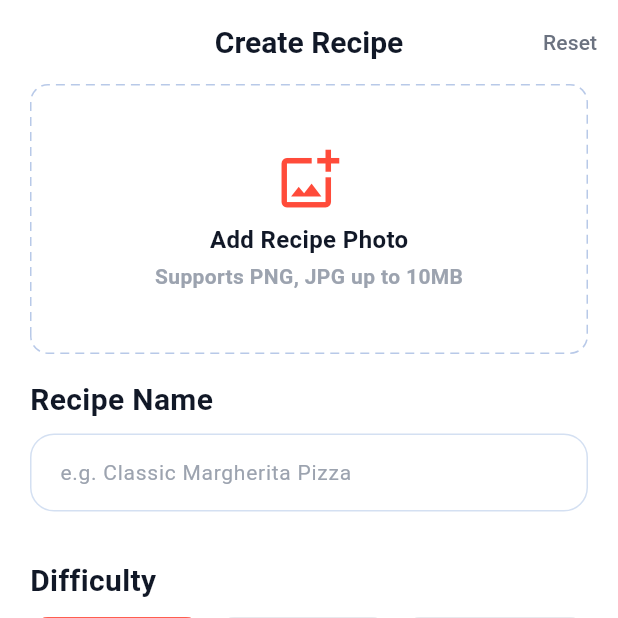
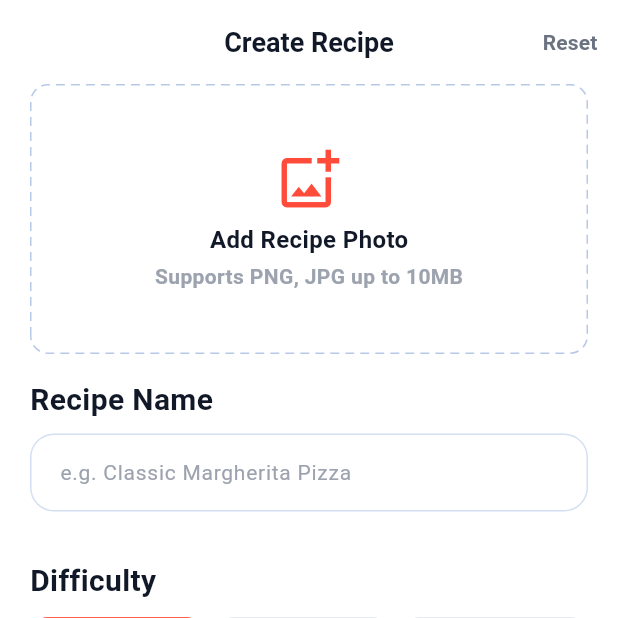
Before and after one commit to talhahdev2025/quick_bite, a Flutter app: the AddRecipeScreen screen opened by its route, on a phone screen of 412 x 824 dp, the top half of it. Run offline on Flutter 3.47's test engine with Material 3 defaults, Android fonts, the phone set to English and light mode, and no system bars; our stand-ins replace cloud_firestore, firebase_auth, firebase_core, flutter_riverpod, go_router, image_picker and 1 more; accounts and stored records are empty.

Commit message:
fix: recipe screen app bar

```diff
--- a/lib/features/add_recipe/presentation/screens/add_recipe_screen.dart
+++ b/lib/features/add_recipe/presentation/screens/add_recipe_screen.dart
@@ -101,7 +101,7 @@
   }
 
   void _showImageSourceDialog() {
-    showModalBottomSheet(
+    showModalBottomSheet<void>(
       context: context,
       builder: (context) => SafeArea(
         child: Wrap(
@@ -261,9 +261,9 @@
       );
       return;
     }
-    final user=ref.read(authProvider).user;
+    final user = ref.read(authProvider).user;
     final userId = user?.uid;
-    if (user==null||userId == null) {
+    if (user == null || userId == null) {
       ScaffoldMessenger.of(context).showSnackBar(
         const SnackBar(
           content: Text('User session expired. Please log in again.'),
@@ -380,15 +380,44 @@
   Widget build(BuildContext context) {
     return Scaffold(
       backgroundColor: AppColors.surface,
+      appBar: AppBar(
+        automaticallyImplyLeading: false,
+        backgroundColor: AppColors.surface,
+        elevation: 0,
+        title: Text(
+          widget.isEditMode ? 'Edit Recipe' : 'Create Recipe',
+          style: AppTextStyles.titleLarge.copyWith(
+            fontWeight: FontWeight.bold,
+            color: AppColors.textPrimary,
+          ),
+        ),
+        leading: widget.isEditMode
+            ? IconButton(
+                onPressed: () => context.pop(),
+                icon: const Icon(
+                  Icons.arrow_back_rounded,
+                  color: AppColors.textPrimary,
+                ),
+              )
+            : null,
+        actions: [
+          TextButton(
+            onPressed: _resetForm,
+            child: Text(
+              'Reset',
+              style: AppTextStyles.labelLarge.copyWith(
+                color: AppColors.textSecondary,
+              ),
+            ),
+          ),
+        ],
+      ),
       body: SafeArea(
-        child: Center(
-          child: ConstrainedBox(
-            constraints: const BoxConstraints(maxWidth: 700),
         child: Form(
           key: _formKey,
           child: CustomScrollView(
             slivers: [
-                  _buildAppBar(),
+              // _buildAppBar(),
               SliverPadding(
                 padding: AppInsets.hXl,
                 sliver: SliverList(
@@ -421,8 +450,6 @@
                 ),
               ),
             ],
-              ),
-            ),
           ),
         ),
       ),
--- a/lib/features/home/presentation/widgets/recipe_detail_card.dart
+++ b/lib/features/home/presentation/widgets/recipe_detail_card.dart
@@ -91,8 +91,8 @@
                 child: GestureDetector(
                   onTap: () => _openFullImage(context, data.image),
                   child: Container(
-                    width: 200,
-                    height: 200,
+                    width: 250,
+                    height: 250,
                     decoration: BoxDecoration(
                       shape: BoxShape.circle,
                       color: AppColors.background,
@@ -131,7 +131,6 @@
 
   void _openFullImage(BuildContext context, String? imageUrl) {
     if (imageUrl == null || imageUrl.isEmpty) return;
-
     showDialog<void>(
       context: context,
       barrierDismissible: true,
--- a/lib/features/profile/presentation/screens/profile_screen.dart
+++ b/lib/features/profile/presentation/screens/profile_screen.dart
@@ -25,7 +25,6 @@
       appBar: AppBar(
         backgroundColor: AppColors.surface,
         elevation: 0,
-        scrolledUnderElevation: 0.5,
         centerTitle: false,
         automaticallyImplyLeading: false,
         title: const Text(
```
Lines whose indentation alone changed are shown as unchanged.
